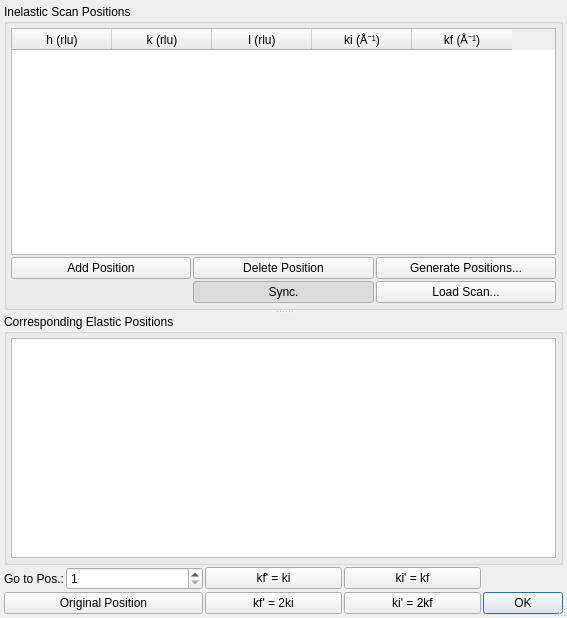
jkrueger1/takin_ill, file core/ui/elastic.ui: the form before one commit.
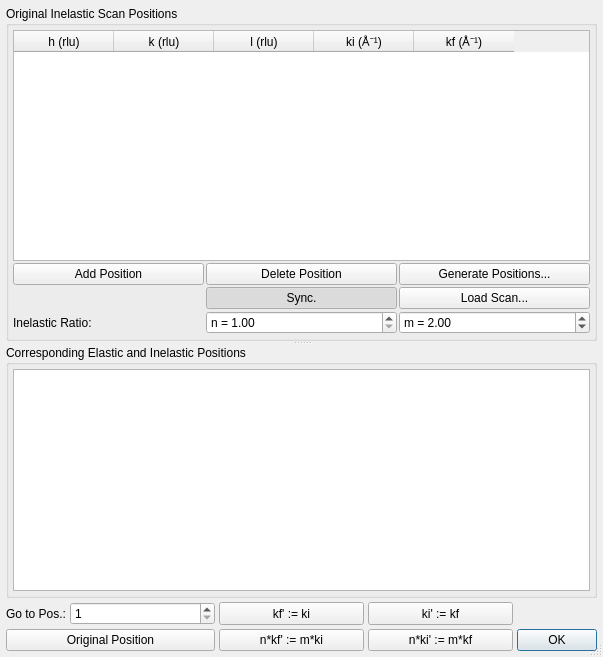
The form after the commit.

Commit message: finished with spurious positions

```diff
--- a/core/ui/elastic.ui
+++ b/core/ui/elastic.ui
@@ -6,8 +6,8 @@
    <rect>
     <x>0</x>
     <y>0</y>
-    <width>567</width>
-    <height>618</height>
+    <width>603</width>
+    <height>657</height>
    </rect>
   </property>
   <property name="windowTitle">
@@ -18,20 +18,138 @@
   </property>
   <layout class="QGridLayout" name="gridLayout_3">
    <property name="leftMargin">
-    <number>4</number>
+    <number>6</number>
    </property>
    <property name="topMargin">
-    <number>4</number>
+    <number>6</number>
    </property>
    <property name="rightMargin">
-    <number>4</number>
+    <number>6</number>
    </property>
    <property name="bottomMargin">
-    <number>4</number>
+    <number>6</number>
    </property>
    <property name="spacing">
-    <number>2</number>
+    <number>4</number>
    </property>
+   <item row="2" column="4">
+    <widget class="QDialogButtonBox" name="buttonBox">
+     <property name="sizePolicy">
+      <sizepolicy hsizetype="Fixed" vsizetype="Preferred">
+       <horstretch>0</horstretch>
+       <verstretch>0</verstretch>
+      </sizepolicy>
+     </property>
+     <property name="orientation">
+      <enum>Qt::Horizontal</enum>
+     </property>
+     <property name="standardButtons">
+      <set>QDialogButtonBox::Ok</set>
+     </property>
+     <property name="centerButtons">
+      <bool>false</bool>
+     </property>
+    </widget>
+   </item>
+   <item row="1" column="3">
+    <widget class="QPushButton" name="btnGotoElastKiKf">
+     <property name="sizePolicy">
+      <sizepolicy hsizetype="Preferred" vsizetype="Preferred">
+       <horstretch>0</horstretch>
+       <verstretch>0</verstretch>
+      </sizepolicy>
+     </property>
+     <property name="toolTip">
+      <string>Go to elastic position for ki' := kf with given index.</string>
+     </property>
+     <property name="text">
+      <string>ki' := kf</string>
+     </property>
+    </widget>
+   </item>
+   <item row="2" column="0" colspan="2">
+    <widget class="QPushButton" name="btnGotoInel">
+     <property name="sizePolicy">
+      <sizepolicy hsizetype="Preferred" vsizetype="Preferred">
+       <horstretch>0</horstretch>
+       <verstretch>0</verstretch>
+      </sizepolicy>
+     </property>
+     <property name="toolTip">
+      <string>Go to inelastic position with given index.</string>
+     </property>
+     <property name="text">
+      <string>Original Position</string>
+     </property>
+    </widget>
+   </item>
+   <item row="1" column="2">
+    <widget class="QPushButton" name="btnGotoElastKfKi">
+     <property name="sizePolicy">
+      <sizepolicy hsizetype="Preferred" vsizetype="Preferred">
+       <horstretch>0</horstretch>
+       <verstretch>0</verstretch>
+      </sizepolicy>
+     </property>
+     <property name="toolTip">
+      <string>Go to elastic position for kf' := ki with given index.</string>
+     </property>
+     <property name="text">
+      <string>kf' := ki</string>
+     </property>
+    </widget>
+   </item>
+   <item row="1" column="0">
+    <widget class="QLabel" name="label">
+     <property name="sizePolicy">
+      <sizepolicy hsizetype="Fixed" vsizetype="Preferred">
+       <horstretch>0</horstretch>
+       <verstretch>0</verstretch>
+      </sizepolicy>
+     </property>
+     <property name="text">
+      <string>Go to Pos.:</string>
+     </property>
+    </widget>
+   </item>
+   <item row="2" column="2">
+    <widget class="QPushButton" name="btnGotoInelnKfmKi">
+     <property name="sizePolicy">
+      <sizepolicy hsizetype="Preferred" vsizetype="Preferred">
+       <horstretch>0</horstretch>
+       <verstretch>0</verstretch>
+      </sizepolicy>
+     </property>
+     <property name="toolTip">
+      <string>Go to inelastic position for n*kf' := m*ki with given index.</string>
+     </property>
+     <property name="text">
+      <string>n*kf' := m*ki</string>
+     </property>
+    </widget>
+   </item>
+   <item row="1" column="1">
+    <widget class="QSpinBox" name="spinPosIdx">
+     <property name="sizePolicy">
+      <sizepolicy hsizetype="Preferred" vsizetype="Preferred">
+       <horstretch>0</horstretch>
+       <verstretch>0</verstretch>
+      </sizepolicy>
+     </property>
+     <property name="toolTip">
+      <string>Index of the scan position.</string>
+     </property>
+     <property name="prefix">
+      <string/>
+     </property>
+     <property name="minimum">
+      <number>1</number>
+     </property>
+     <property name="value">
+      <number>1</number>
+     </property>
+    </widget>
+   </item>
    <item row="0" column="0" colspan="5">
     <widget class="QSplitter" name="splitter">
      <property name="orientation">
@@ -39,7 +157,7 @@
      </property>
      <widget class="QGroupBox" name="groupBox">
       <property name="title">
-       <string>Inelastic Scan Positions</string>
+       <string>Original Inelastic Scan Positions</string>
       </property>
       <layout class="QGridLayout" name="gridLayout_2">
        <property name="leftMargin">
@@ -59,6 +177,12 @@
        </property>
        <item row="1" column="2">
         <widget class="QPushButton" name="btnGenPositions">
+         <property name="sizePolicy">
+          <sizepolicy hsizetype="Preferred" vsizetype="Preferred">
+           <horstretch>0</horstretch>
+           <verstretch>0</verstretch>
+          </sizepolicy>
+         </property>
          <property name="toolTip">
           <string>Generate scan positions.</string>
          </property>
@@ -67,26 +191,6 @@
          </property>
         </widget>
        </item>
-       <item row="1" column="1">
-        <widget class="QPushButton" name="btnDelPosition">
-         <property name="toolTip">
-          <string>Remove selected scan position.</string>
-         </property>
-         <property name="text">
-          <string>Delete Position</string>
-         </property>
-        </widget>
-       </item>
-       <item row="1" column="0">
-        <widget class="QPushButton" name="btnAddPosition">
-         <property name="toolTip">
-          <string>Add a new scan position.</string>
-         </property>
-         <property name="text">
-          <string>Add Position</string>
-         </property>
-        </widget>
-       </item>
        <item row="0" column="0" colspan="3">
         <widget class="QTableWidget" name="tablePositions">
          <property name="showDropIndicator" stdset="0">
@@ -128,8 +232,30 @@
          </column>
         </widget>
        </item>
+       <item row="1" column="0">
+        <widget class="QPushButton" name="btnAddPosition">
+         <property name="sizePolicy">
+          <sizepolicy hsizetype="Preferred" vsizetype="Preferred">
+           <horstretch>0</horstretch>
+           <verstretch>0</verstretch>
+          </sizepolicy>
+         </property>
+         <property name="toolTip">
+          <string>Add a new scan position.</string>
+         </property>
+         <property name="text">
+          <string>Add Position</string>
+         </property>
+        </widget>
+       </item>
        <item row="2" column="2">
         <widget class="QPushButton" name="btnLoadScan">
+         <property name="sizePolicy">
+          <sizepolicy hsizetype="Preferred" vsizetype="Preferred">
+           <horstretch>0</horstretch>
+           <verstretch>0</verstretch>
+          </sizepolicy>
+         </property>
          <property name="toolTip">
           <string>Load the scan positions from a data file.</string>
          </property>
@@ -140,6 +266,12 @@
        </item>
        <item row="2" column="1">
         <widget class="QPushButton" name="btnSync">
+         <property name="sizePolicy">
+          <sizepolicy hsizetype="Preferred" vsizetype="Preferred">
+           <horstretch>0</horstretch>
+           <verstretch>0</verstretch>
+          </sizepolicy>
+         </property>
          <property name="toolTip">
           <string>Get crystal and instrument configuration from Takin's main window.</string>
          </property>
@@ -154,11 +286,84 @@
          </property>
         </widget>
        </item>
+       <item row="1" column="1">
+        <widget class="QPushButton" name="btnDelPosition">
+         <property name="sizePolicy">
+          <sizepolicy hsizetype="Preferred" vsizetype="Preferred">
+           <horstretch>0</horstretch>
+           <verstretch>0</verstretch>
+          </sizepolicy>
+         </property>
+         <property name="toolTip">
+          <string>Remove selected scan position.</string>
+         </property>
+         <property name="text">
+          <string>Delete Position</string>
+         </property>
+        </widget>
+       </item>
+       <item row="3" column="1">
+        <widget class="QDoubleSpinBox" name="spinN">
+         <property name="sizePolicy">
+          <sizepolicy hsizetype="Preferred" vsizetype="Preferred">
+           <horstretch>0</horstretch>
+           <verstretch>0</verstretch>
+          </sizepolicy>
+         </property>
+         <property name="toolTip">
+          <string>Determines the inelastic ration in, e.g. n*ki' := m*kf.</string>
+         </property>
+         <property name="prefix">
+          <string>n = </string>
+         </property>
+         <property name="minimum">
+          <double>1.000000000000000</double>
+         </property>
+         <property name="value">
+          <double>1.000000000000000</double>
+         </property>
+        </widget>
+       </item>
+       <item row="3" column="2">
+        <widget class="QDoubleSpinBox" name="spinM">
+         <property name="sizePolicy">
+          <sizepolicy hsizetype="Preferred" vsizetype="Preferred">
+           <horstretch>0</horstretch>
+           <verstretch>0</verstretch>
+          </sizepolicy>
+         </property>
+         <property name="toolTip">
+          <string>Determines the inelastic ration in, e.g. n*ki' := m*kf.</string>
+         </property>
+         <property name="prefix">
+          <string>m = </string>
+         </property>
+         <property name="minimum">
+          <double>1.000000000000000</double>
+         </property>
+         <property name="value">
+          <double>2.000000000000000</double>
+         </property>
+        </widget>
+       </item>
+       <item row="3" column="0">
+        <widget class="QLabel" name="label_2">
+         <property name="sizePolicy">
+          <sizepolicy hsizetype="Preferred" vsizetype="Preferred">
+           <horstretch>0</horstretch>
+           <verstretch>0</verstretch>
+          </sizepolicy>
+         </property>
+         <property name="text">
+          <string>Inelastic Ratio:</string>
+         </property>
+        </widget>
+       </item>
       </layout>
      </widget>
      <widget class="QGroupBox" name="groupBox_2">
       <property name="title">
-       <string>Corresponding Elastic Positions</string>
+       <string>Corresponding Elastic and Inelastic Positions</string>
       </property>
       <layout class="QGridLayout" name="gridLayout">
        <property name="leftMargin">
@@ -190,125 +395,19 @@
      </widget>
     </widget>
    </item>
-   <item row="1" column="0">
-    <widget class="QLabel" name="label">
-     <property name="sizePolicy">
-      <sizepolicy hsizetype="Fixed" vsizetype="Preferred">
-       <horstretch>0</horstretch>
-       <verstretch>0</verstretch>
-      </sizepolicy>
-     </property>
-     <property name="text">
-      <string>Go to Pos.:</string>
-     </property>
-    </widget>
-   </item>
-   <item row="1" column="1">
-    <widget class="QSpinBox" name="spinPosIdx">
-     <property name="sizePolicy">
-      <sizepolicy hsizetype="Preferred" vsizetype="Fixed">
-       <horstretch>0</horstretch>
-       <verstretch>0</verstretch>
-      </sizepolicy>
-     </property>
-     <property name="toolTip">
-      <string>Index of the scan position.</string>
-     </property>
-     <property name="prefix">
-      <string/>
-     </property>
-     <property name="minimum">
-      <number>1</number>
-     </property>
-     <property name="value">
-      <number>1</number>
-     </property>
-    </widget>
-   </item>
-   <item row="1" column="2">
-    <widget class="QPushButton" name="btnGotoElast1">
-     <property name="sizePolicy">
-      <sizepolicy hsizetype="Preferred" vsizetype="Fixed">
-       <horstretch>0</horstretch>
-       <verstretch>0</verstretch>
-      </sizepolicy>
-     </property>
-     <property name="toolTip">
-      <string>Go to elastic position for kf'=ki with given index.</string>
-     </property>
-     <property name="text">
-      <string>kf' = ki</string>
-     </property>
-    </widget>
-   </item>
-   <item row="1" column="3">
-    <widget class="QPushButton" name="btnGotoElast2">
-     <property name="sizePolicy">
-      <sizepolicy hsizetype="Preferred" vsizetype="Fixed">
-       <horstretch>0</horstretch>
-       <verstretch>0</verstretch>
-      </sizepolicy>
-     </property>
-     <property name="toolTip">
-      <string>Go to elastic position for ki'=kf with given index.</string>
-     </property>
-     <property name="text">
-      <string>ki' = kf</string>
-     </property>
-    </widget>
-   </item>
-   <item row="2" column="0" colspan="2">
-    <widget class="QPushButton" name="btnGotoInel">
-     <property name="sizePolicy">
-      <sizepolicy hsizetype="Preferred" vsizetype="Fixed">
-       <horstretch>0</horstretch>
-       <verstretch>0</verstretch>
-      </sizepolicy>
-     </property>
-     <property name="toolTip">
-      <string>Go to inelastic position with given index.</string>
-     </property>
-     <property name="text">
-      <string>Original Position</string>
-     </property>
-    </widget>
-   </item>
-   <item row="2" column="2">
-    <widget class="QPushButton" name="btnGotoInel1">
-     <property name="toolTip">
-      <string>Go to inelastic position for kf'=2ki with given index.</string>
-     </property>
-     <property name="text">
-      <string>kf' = 2ki</string>
-     </property>
-    </widget>
-   </item>
    <item row="2" column="3">
-    <widget class="QPushButton" name="btnGotoInel2">
-     <property name="toolTip">
-      <string>Go to inelastic position for ki'=2kf with given index.</string>
-     </property>
-     <property name="text">
-      <string>ki' = 2kf</string>
-     </property>
-    </widget>
-   </item>
-   <item row="2" column="4">
-    <widget class="QDialogButtonBox" name="buttonBox">
+    <widget class="QPushButton" name="btnGotoInelnKimKf">
      <property name="sizePolicy">
-      <sizepolicy hsizetype="Fixed" vsizetype="Fixed">
+      <sizepolicy hsizetype="Preferred" vsizetype="Preferred">
        <horstretch>0</horstretch>
        <verstretch>0</verstretch>
       </sizepolicy>
      </property>
-     <property name="orientation">
-      <enum>Qt::Horizontal</enum>
+     <property name="toolTip">
+      <string>Go to inelastic position for n*ki' := m*kf with given index.</string>
      </property>
-     <property name="standardButtons">
-      <set>QDialogButtonBox::Ok</set>
-     </property>
-     <property name="centerButtons">
-      <bool>false</bool>
+     <property name="text">
+      <string>n*ki' := m*kf</string>
      </property>
     </widget>
    </item>
```
Left out of the diff: 10 changed lines with no effect on the pictures. The commit also changes 7 other files.
